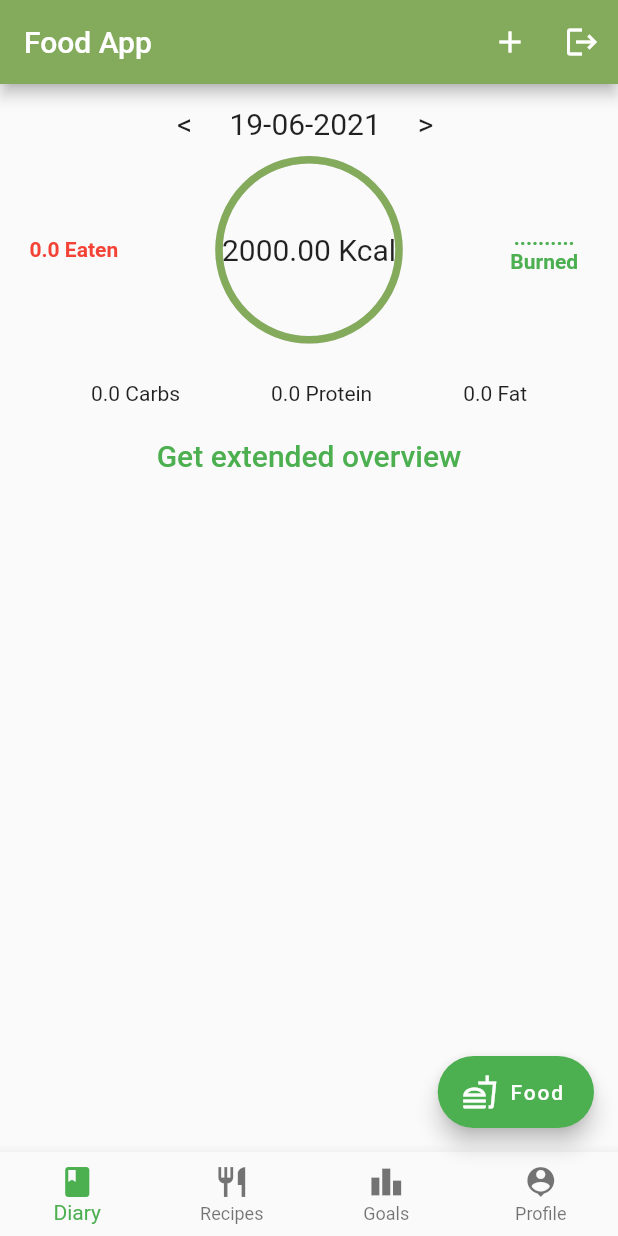
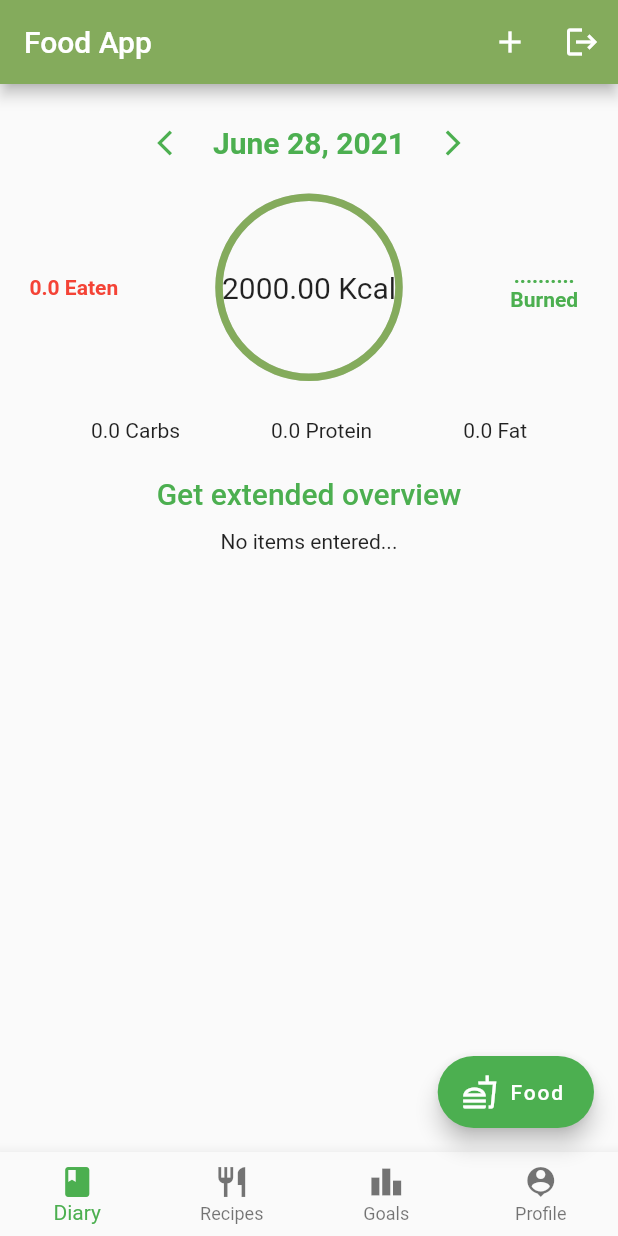
Before and after one commit to andrewmagdyanis/Foodapp, a Flutter app: the screen it shows once a user with an empty profile is signed in, on a phone screen of 412 x 824 dp. Run offline on Flutter 3.47's test engine with Material 2 defaults, Android fonts, the phone set to English and light mode, and no system bars; drawn by our look-alikes of percent_indicator; our stand-ins replace auth_buttons, auto_size_text, bloc, cloud_firestore, datetime_picker_formfield, firebase_auth and 10 more; missing offline and left inert: date_range_picker, flutter_barcode_scanner; accounts and stored records are empty.

Commit message:
feature 3

```diff
--- a/lib/Views/dashboard_diary_view.dart
+++ b/lib/Views/dashboard_diary_view.dart
@@ -1,6 +1,8 @@
 import 'package:auto_size_text/auto_size_text.dart';
+import 'package:datetime_picker_formfield/datetime_picker_formfield.dart';
 import 'package:flutter/material.dart';
 import 'package:flutter_bloc/flutter_bloc.dart';
+import 'package:flutter_datetime_picker/flutter_datetime_picker.dart';
 import 'package:food_app/Models/ingredients.dart';
 import 'package:date_range_picker/date_range_picker.dart';
 import 'package:food_app/Views/constants.dart';
@@ -27,16 +29,74 @@ class _HomePageState extends State<HomePage> {
       margin: EdgeInsets.only(top: 15),
       child: Column(
         children: <Widget>[
-          Text(
-            "<     19-06-2021     > ",
-            style: TextStyle(fontSize: 20),
-          ),
-          BlocConsumer<DairyCubit, DairyStates>(
-              listener: (BuildContext context, DairyStates states) {},
+          Expanded(
+            child: BlocConsumer<DairyCubit, DairyStates>(
+                listener: (BuildContext context, DairyStates states) {
+                  if(states is CurrentDateUpdated){
+                    print('current date updated');
+                  }
+                  else if( states is GetUserTripsListState){
+                    DairyCubit.instance(context).sumAll();
+                  }
+                },
                 builder: (BuildContext context, DairyStates states) {
                   DairyCubit cubit = DairyCubit.instance(context);
                   double diff = 2000 - cubit.kCalSum;
+                  double circularPercent = diff / 2000.0;
+                  if (circularPercent < 0) {
+                    circularPercent = 0;
+                  }
                   return Column(children: [
+                    Row(
+                      mainAxisAlignment: MainAxisAlignment.center,
+                      children: [
+                        IconButton(
+                          onPressed: () {
+                            cubit.updateCurrentDate(cubit.currentDate.subtract(Duration(days: 1)));
+
+                          },
+                          icon: Icon(Icons.arrow_back_ios_sharp),
+                          splashRadius: 28,
+                          iconSize: 20,
+                          color: Theme.of(context).accentColor,
+                        ),
+                        TextButton(
+                            onPressed: () {
+                              DatePicker.showDatePicker(
+                                context,
+                                showTitleActions: true,
+                                theme: DatePickerTheme(),
+                                currentTime: cubit.currentDate ?? DateTime.now(),
+                                minTime: DateTime(DateTime.now().year - 20),
+                                maxTime: DateTime(DateTime.now().year + 20),
+                                onChanged: (date) {
+                                  print('change $date');
+                                },
+                                onConfirm: (date) {
+                                  print('confirm $date');
+                                  cubit.updateCurrentDate(date);
+                                },
+                                locale: LocaleType.en,
+                              );
+                            },
+                            child: Text(
+                              '${DateFormat.yMMMMd().format(cubit.currentDate)}',
+                              style: TextStyle(
+                                  color: Theme.of(context).accentColor,
+                                  fontWeight: FontWeight.bold,
+                                  fontSize: 20),
+                            )),
+                        IconButton(
+                          onPressed: () {
+                            cubit.updateCurrentDate(cubit.currentDate.add(Duration(days: 1)));
+                          },
+                          icon: Icon(Icons.arrow_forward_ios_sharp),
+                          splashRadius: 28,
+                          iconSize: 20,
+                          color: Theme.of(context).accentColor,
+                        ),
+                      ],
+                    ),
                     Container(
                       margin: const EdgeInsets.all(10.0),
                       child: Row(
@@ -59,7 +119,7 @@ class _HomePageState extends State<HomePage> {
                               lineWidth: 5.0,
                               animation: true,
                               backgroundColor: Colors.grey[350],
-                            percent: diff / 2000.0,
+                              percent: circularPercent,
                               center: Text(
                                 "${diff.toStringAsFixed(2)} Kcal",
                                 style: TextStyle(fontSize: 20),
@@ -136,65 +196,27 @@ class _HomePageState extends State<HomePage> {
                         style: TextStyle(fontSize: 20),
                       ),
                     ),
-                ]);
-              }),
-
-          // Padding(
-          //   padding: const EdgeInsets.only(top: 15.0),
-          //   child: Row(
-          //     mainAxisAlignment: MainAxisAlignment.spaceEvenly,
-          //     children: [
-          //       Text('Co2 ... kg ', style: TextStyle(fontSize: 20)),
-          //       new LinearPercentIndicator(
-          //         width: 150.0,
-          //         lineHeight: 15.0,
-          //         percent: 0.7,
-          //         progressColor: kPrimaryColor,
-          //       ),
-          //       Text('max 3.7 kg')
-          //     ],
-          //   ),
-          // ),
-          // Padding(
-          //   padding: const EdgeInsets.only(bottom: 8.0),
-          //   child: Row(
-          //     mainAxisAlignment: MainAxisAlignment.center,
-          //     children: [
-          //       Text(
-          //         "Get extended overview",
-          //         style: TextStyle(fontSize: 20),
-          //       ),
-          //       Icon(Icons.arrow_drop_down)
-          //     ],
-          //   ),
-          // ),
-
                     Expanded(
-            child: StreamBuilder(
-              stream: getUsersTripsStreamSnapshots(context),
-
-              builder: (context, AsyncSnapshot<QuerySnapshot> snapshot) {
-                if (snapshot.hasData) {
-                  foods = [];
-                  foods = snapshot.data.docs;
-                  print(foods);
-                  DairyCubit.instance(context).sumAll(foods);
-                  final allData = snapshot.data.docs.map((doc) {
-                    return doc.data();
-                  }).toList();
-                  print(allData);
-                  //print('EatDate: ${foods[0].data()['eatDate'].toDate()}');
-
+                      child: Builder(
+                        builder: (context) {
+                          if (cubit.tripsList.isNotEmpty) {
+                            // cubit.sumAll();
                             return ListView.builder(
-                    itemCount: snapshot.data.docs.length,
+                              itemCount: cubit.tripsList.length,
                               itemBuilder: (BuildContext context, int index) =>
-                        buildTripCard(context, snapshot.data.docs[index]),
+                                  buildTripCard(context, cubit.tripsList[index]),
                             );
                           }
-                return const Text("Loading...");
+                          return const Text("No items entered...");
                         },
                       ),
                     ),
+
+                  ]);
+                }),
+          ),
+
+
         ],
       ),
     );
@@ -202,14 +224,17 @@ class _HomePageState extends State<HomePage> {
 
   @override
   void initState() {
-    getUsersTripsStreamSnapshots(context);
+    // getUsersTripsStreamSnapshots(context);
     super.initState();
   }
 
   Stream<QuerySnapshot> getUsersTripsStreamSnapshots(
       BuildContext context) async* {
     final uid = await Provider.of(context).auth.getCurrentUID();
-    var now = DateTime.now();
+    // var now =cubit.currentDate;
+    var now = (DairyCubit.instance(context) == null)
+        ? DateTime.now()
+        : DairyCubit.instance(context).currentDate;
     var start = Timestamp.fromDate(DateTime(now.year, now.month, now.day));
     var end =
         Timestamp.fromDate(DateTime(now.year, now.month, now.day, 23, 59, 59));
@@ -288,3 +313,31 @@ class _HomePageState extends State<HomePage> {
     );
   }
 }
+
+
+
+// Expanded(
+//   child: StreamBuilder(
+//     stream: getUsersTripsStreamSnapshots(context ),
+//     builder: (context, AsyncSnapshot<QuerySnapshot> snapshot) {
+//       if (snapshot.hasData) {
+//         foods = [];
+//         foods = snapshot.data.docs;
+//         print(foods);
+//         DairyCubit.instance(context).sumAll();
+//         final allData = snapshot.data.docs.map((doc) {
+//           return doc.data();
+//         }).toList();
+//         print(allData);
+//         //print('EatDate: ${foods[0].data()['eatDate'].toDate()}');
+//
+//         return ListView.builder(
+//           itemCount: snapshot.data.docs.length,
+//           itemBuilder: (BuildContext context, int index) =>
+//               buildTripCard(context, snapshot.data.docs[index]),
+//         );
+//       }
+//       return const Text("Loading...");
+//     },
+//   ),
+// ),
--- a/lib/main.dart
+++ b/lib/main.dart
@@ -21,7 +21,7 @@ class MyApp extends StatelessWidget {
     return Provider(
       auth: AuthService(),
       child: BlocProvider<DairyCubit>(
-        create: (BuildContext context) => DairyCubit(),
+        create: (BuildContext context) => DairyCubit()..getUsersTripsList(),
         child: MaterialApp(
           debugShowCheckedModeBanner: false,
           title: 'Test123',
--- a/lib/shared/dairy_states.dart
+++ b/lib/shared/dairy_states.dart
@@ -7,6 +7,11 @@ abstract class DairyStates {
 class AppStateInitial extends DairyStates {}
 
 class SumBasicUpdated extends DairyStates {}
+
 class SumOtherUpdated extends DairyStates {}
 
-class PercentsUpdated extends DairyStates{}
+class PercentsUpdated extends DairyStates {}
+
+class CurrentDateUpdated extends DairyStates {}
+
+class GetUserTripsListState extends DairyStates {}
--- a/pubspec.yaml
+++ b/pubspec.yaml
@@ -35,6 +35,8 @@ dependencies:
   datetime_picker_formfield: ^1.0.0
   get: ^3.26.0
   pie_chart: ^4.0.1
+  flutter_datetime_picker: ^1.5.0
+
 
 
 
```
Also changed, not shown: lib/shared/dairy_cubit.dart (+48 -9 lines), pubspec.lock. Lines whose indentation alone changed are shown as unchanged.
